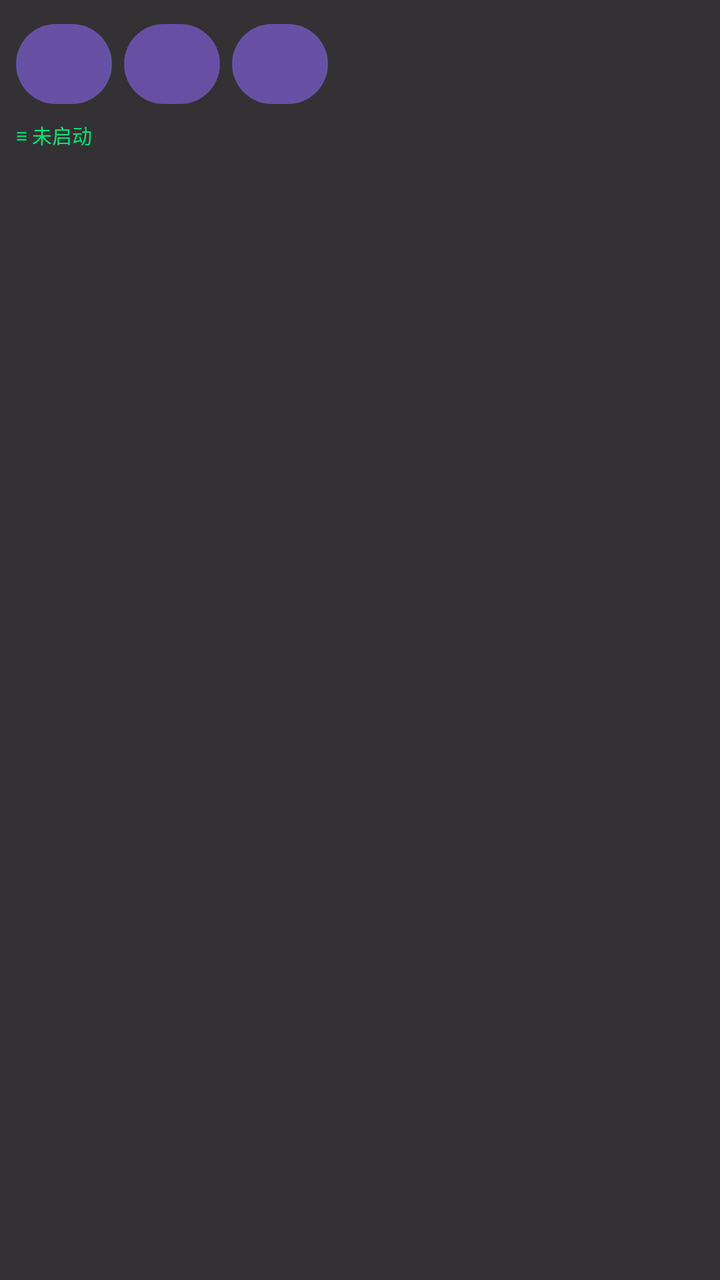
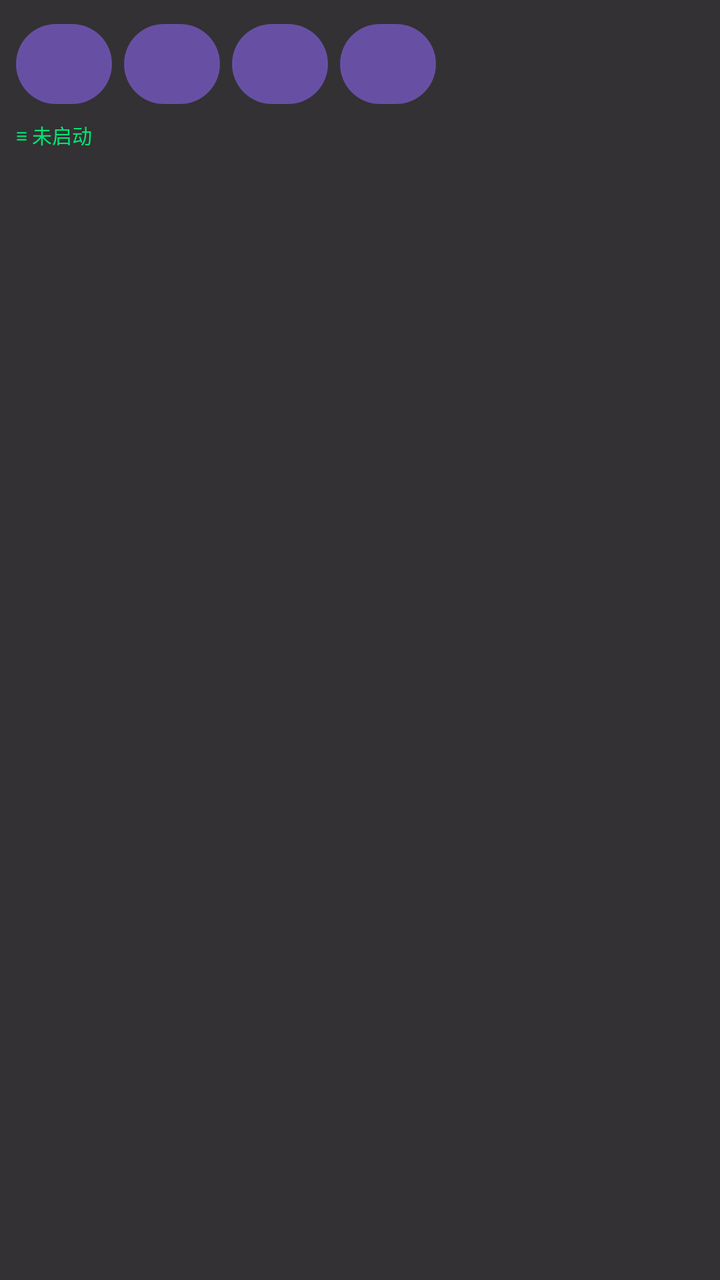

Before-and-after screenshots of an Android layout around one commit, followed by the original layout XML and the change that was made.
<!-- AndroidManifest.xml: application theme Theme.AutoPhigros -->
<!-- res/layout/layout_floating_control.xml -->
<?xml version="1.0" encoding="utf-8"?>
<LinearLayout xmlns:android="http://schemas.android.com/apk/res/android"
    android:layout_width="wrap_content"
    android:layout_height="wrap_content"
    android:orientation="vertical"
    android:background="#CC000000"
    android:padding="8dp">

    <LinearLayout
        android:layout_width="wrap_content"
        android:layout_height="wrap_content"
        android:orientation="horizontal"
        android:gravity="center_vertical">

        
        <Button
            android:id="@+id/btn_start"
            android:text="▶"
            android:textSize="18sp"
            android:layout_width="48dp"
            android:layout_height="48dp" />

        <Button
            android:id="@+id/btn_stop"
            android:text="⏹"
            android:textSize="18sp"
            android:layout_width="48dp"
            android:layout_height="48dp"
            android:layout_marginStart="6dp" />

        
        <Button
            android:id="@+id/btn_exit"
            android:text="✖"
            android:textSize="16sp"
            android:layout_width="48dp"
            android:layout_height="48dp"
            android:layout_marginStart="6dp" />
    </LinearLayout>

    
    <TextView
        android:id="@+id/tv_status"
        android:layout_width="wrap_content"
        android:layout_height="wrap_content"
        android:layout_marginTop="4dp"
        android:text="≡ 未启动"
        android:textColor="#FF00E676"
        android:textSize="10sp" />
</LinearLayout>
<!-- resources referenced by this layout -->
<resources>
  <style name="Theme.AutoPhigros" parent="Base.Theme.AutoPhigros" />
  <style name="Base.Theme.AutoPhigros" parent="Theme.Material3.DayNight.NoActionBar">
          
          
      </style>
</resources>

<!-- the commit's change to res/layout/layout_floating_control.xml (unified diff, before → after) -->
@@ -36,6 +36,15 @@
             android:layout_width="48dp"
             android:layout_height="48dp"
             android:layout_marginStart="6dp" />
+
+        
+        <Button
+            android:id="@+id/btn_tune"
+            android:text="⏱"
+            android:textSize="16sp"
+            android:layout_width="48dp"
+            android:layout_height="48dp"
+            android:layout_marginStart="6dp" />
     </LinearLayout>
 
     
